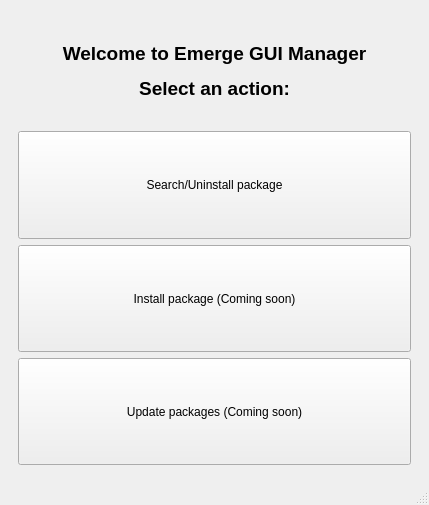
Before: the Qt Designer form mainwindow.ui in mikroffarad/QtEmerge, drawn with Qt 5.
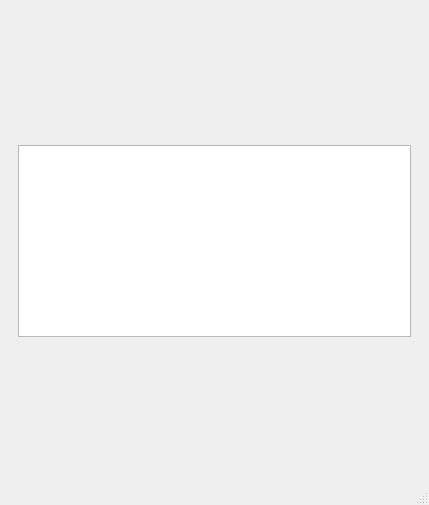
After: the same form once the commit is applied. The open tabs and pages were chosen to show the change.

Commit message: working on install page UI

```diff
--- a/mainwindow.ui
+++ b/mainwindow.ui
@@ -56,7 +56,7 @@
              </sizepolicy>
             </property>
             <property name="text">
-             <string>Install package (Coming soon)</string>
+             <string>Install package</string>
             </property>
            </widget>
           </item>
@@ -77,6 +77,36 @@
         </item>
        </layout>
       </widget>
+      <widget class="QWidget" name="page_install">
+       <layout class="QGridLayout" name="gridLayout_3">
+        <item row="0" column="0">
+         <layout class="QVBoxLayout" name="verticalLayout_4">
+          <item>
+           <widget class="QPlainTextEdit" name="plainTextEdit">
+            <property name="sizePolicy">
+             <sizepolicy hsizetype="Expanding" vsizetype="Fixed">
+              <horstretch>0</horstretch>
+              <verstretch>0</verstretch>
+             </sizepolicy>
+            </property>
+            <property name="minimumSize">
+             <size>
+              <width>0</width>
+              <height>25</height>
+             </size>
+            </property>
+            <property name="baseSize">
+             <size>
+              <width>0</width>
+              <height>25</height>
+             </size>
+            </property>
+           </widget>
+          </item>
+         </layout>
+        </item>
+       </layout>
+      </widget>
       <widget class="QWidget" name="page_searchUninstall">
        <layout class="QGridLayout" name="gridLayout">
         <item row="0" column="0">
```
